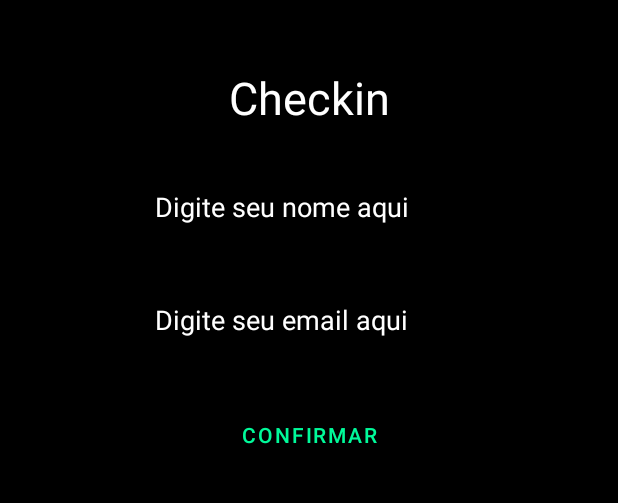
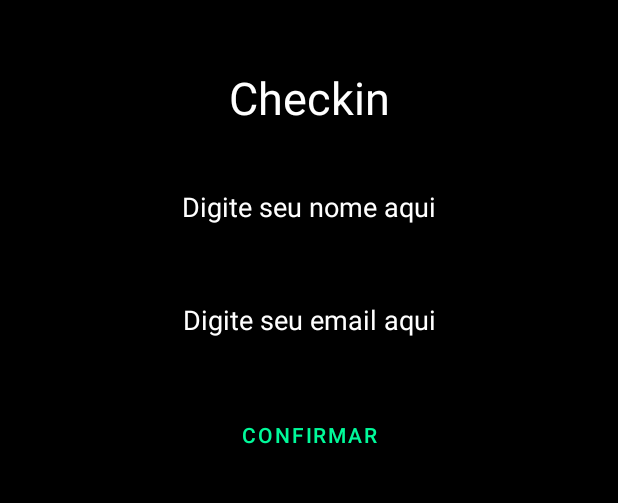
Before and after one commit to alvaroCoelho/EventsBySicreed, an Android app: the fragment CheckinEventFragment placed in its activity, on a phone screen of 412 x 824 dp, the part 62-565 px from its top. Run offline under Robolectric (Android 15) with nearby library versions, the phone set to English and light mode, and no system bars; our stand-ins replace Dagger/Hilt's generated code, Timber; pictures from the network do not load; 2 statements that could not run were skipped.

Commit message:
align edittext

```diff
--- a/app/src/main/res/layout/fragment_checkin_event.xml
+++ b/app/src/main/res/layout/fragment_checkin_event.xml
@@ -9,7 +9,8 @@
     <TextView
         android:id="@+id/txTitleCheckin"
         android:textColor="@color/white"
-        android:layout_width="wrap_content"
+        android:layout_width="match_parent"
+        android:textAlignment="center"
         android:layout_height="wrap_content"
         android:layout_marginTop="30dp"
         android:textSize="30dp"
@@ -20,12 +21,16 @@
 
     <EditText
         android:id="@+id/edTextPersonName"
-        android:layout_width="wrap_content"
+        android:layout_width="match_parent"
         android:layout_height="wrap_content"
+        android:textAlignment="center"
         android:layout_marginTop="30dp"
         android:ems="10"
+        app:boxStrokeColor="@color/white"
         android:textColor="@color/white"
         android:inputType="textPersonName"
+        android:outlineSpotShadowColor="@color/white"
+        android:textColorHighlight="@color/white"
         android:hint="@string/type_your_name_here"
         android:textColorHint="@color/white"
         android:text=""
@@ -35,7 +40,8 @@
 
     <EditText
         android:id="@+id/etEmailAddress"
-        android:layout_width="wrap_content"
+        android:layout_width="match_parent"
+        android:textAlignment="center"
         android:layout_height="wrap_content"
         android:layout_marginTop="30dp"
         android:ems="10"
```
